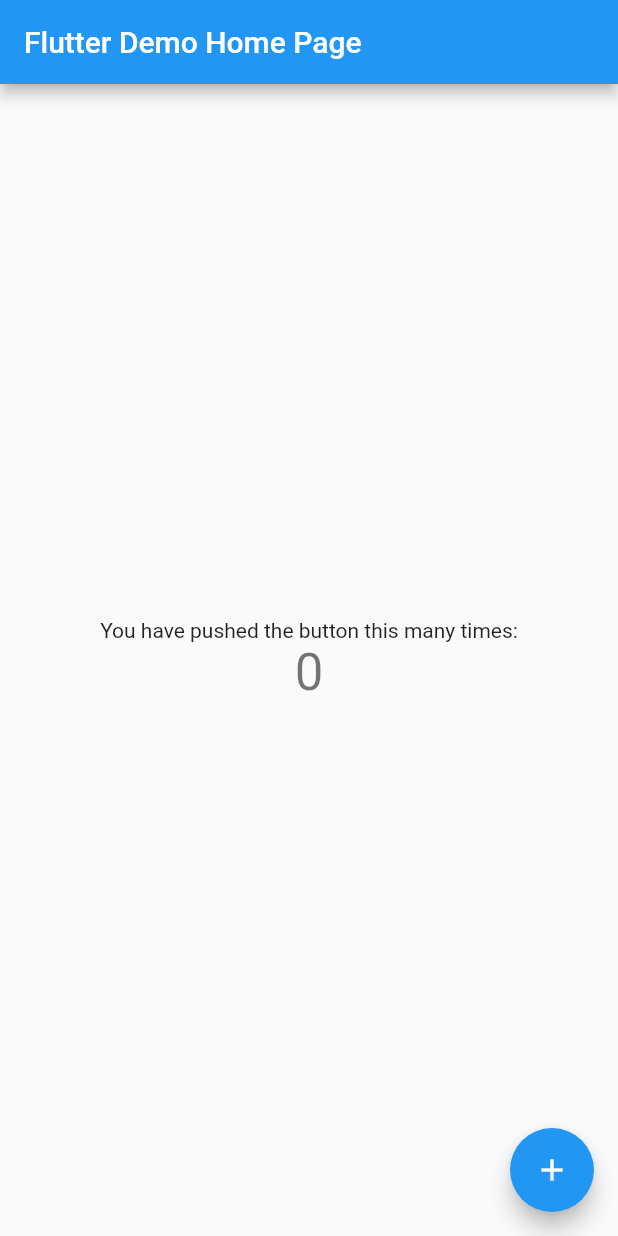
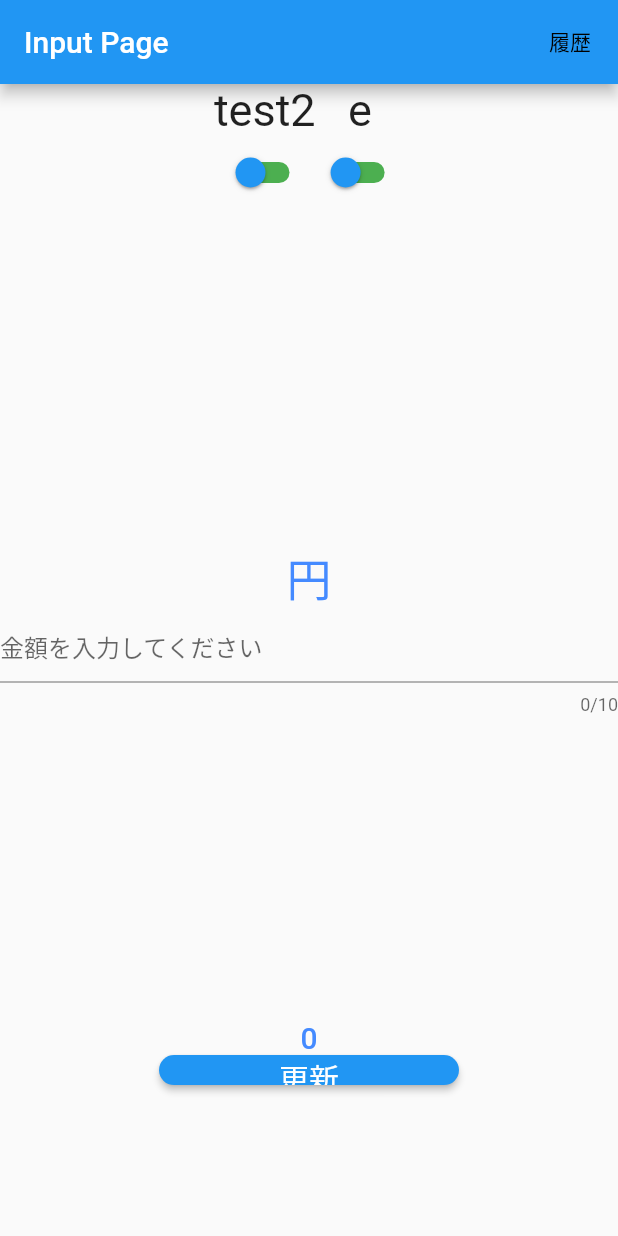
Before and after one commit to yudai1102jp/kakeibo, a Flutter app: the screen it shows after launch, on a phone screen of 412 x 824 dp. Run offline on Flutter 3.47's test engine with Material 2 defaults, Android fonts, the phone set to English and light mode, and no system bars; missing offline and left inert: dart:js.

Commit message:
create inputpage

```diff
--- a/lib/main.dart
+++ b/lib/main.dart
@@ -1,115 +1,30 @@
+import 'dart:js';
+
 import 'package:flutter/material.dart';
+import './ui/input/input.dart';
+import './ui/history/history.dart';
+// import 'package:flutter/material.dart';
+// import 'package:flutter/rendering.dart';
+// import 'package:flutter/services.dart';
 
 void main() {
+  // debugPaintSizeEnabled = true;
   runApp(const MyApp());
 }
 
 class MyApp extends StatelessWidget {
   const MyApp({Key? key}) : super(key: key);
 
-  // This widget is the root of your application.
   @override
-  Widget build(BuildContext context) {
+  Widget build(BuildContext constext) {
     return MaterialApp(
-      title: 'Flutter Demo',
-      theme: ThemeData(
-        // This is the theme of your application.
-        //
-        // Try running your application with "flutter run". You'll see the
-        // application has a blue toolbar. Then, without quitting the app, try
-        // changing the primarySwatch below to Colors.green and then invoke
-        // "hot reload" (press "r" in the console where you ran "flutter run",
-        // or simply save your changes to "hot reload" in a Flutter IDE).
-        // Notice that the counter didn't reset back to zero; the application
-        // is not restarted.
-        primarySwatch: Colors.blue,
-      ),
-      home: const MyHomePage(title: 'Flutter Demo Home Page'),
+      // title: 'Startup Name Generator',
+      initialRoute: '/',
+      routes: {
+        '/': (context) => InputPage(),
+        '/h': (context) => HistoryPage(),
+        'test': (context) => MyStatelessWidget(),
+      },
     );
   }
 }
-
-class MyHomePage extends StatefulWidget {
-  const MyHomePage({Key? key, required this.title}) : super(key: key);
-
-  // This widget is the home page of your application. It is stateful, meaning
-  // that it has a State object (defined below) that contains fields that affect
-  // how it looks.
-
-  // This class is the configuration for the state. It holds the values (in this
-  // case the title) provided by the parent (in this case the App widget) and
-  // used by the build method of the State. Fields in a Widget subclass are
-  // always marked "final".
-
-  final String title;
-
-  @override
-  State<MyHomePage> createState() => _MyHomePageState();
-}
-
-class _MyHomePageState extends State<MyHomePage> {
-  int _counter = 0;
-
-  void _incrementCounter() {
-    setState(() {
-      // This call to setState tells the Flutter framework that something has
-      // changed in this State, which causes it to rerun the build method below
-      // so that the display can reflect the updated values. If we changed
-      // _counter without calling setState(), then the build method would not be
-      // called again, and so nothing would appear to happen.
-      _counter++;
-    });
-  }
-
-  @override
-  Widget build(BuildContext context) {
-    // This method is rerun every time setState is called, for instance as done
-    // by the _incrementCounter method above.
-    //
-    // The Flutter framework has been optimized to make rerunning build methods
-    // fast, so that you can just rebuild anything that needs updating rather
-    // than having to individually change instances of widgets.
-    return Scaffold(
-      appBar: AppBar(
-        // Here we take the value from the MyHomePage object that was created by
-        // the App.build method, and use it to set our appbar title.
-        title: Text(widget.title),
-      ),
-      body: Center(
-        // Center is a layout widget. It takes a single child and positions it
-        // in the middle of the parent.
-        child: Column(
-          // Column is also a layout widget. It takes a list of children and
-          // arranges them vertically. By default, it sizes itself to fit its
-          // children horizontally, and tries to be as tall as its parent.
-          //
-          // Invoke "debug painting" (press "p" in the console, choose the
-          // "Toggle Debug Paint" action from the Flutter Inspector in Android
-          // Studio, or the "Toggle Debug Paint" command in Visual Studio Code)
-          // to see the wireframe for each widget.
-          //
-          // Column has various properties to control how it sizes itself and
-          // how it positions its children. Here we use mainAxisAlignment to
-          // center the children vertically; the main axis here is the vertical
-          // axis because Columns are vertical (the cross axis would be
-          // horizontal).
-          mainAxisAlignment: MainAxisAlignment.center,
-          children: <Widget>[
-            const Text(
-              'You have pushed the button this many times:',
-            ),
-            Text(
-              '$_counter',
-              style: Theme.of(context).textTheme.headline4,
-            ),
-          ],
-        ),
-      ),
-      floatingActionButton: FloatingActionButton(
-        onPressed: _incrementCounter,
-        tooltip: 'Increment',
-        child: const Icon(Icons.add),
-      ), // This trailing comma makes auto-formatting nicer for build methods.
-    );
-  }
-}
--- /dev/null
+++ b/lib/ui/input/input.dart
@@ -0,0 +1,63 @@
+import 'package:flutter/material.dart';
+import 'package:flutter/rendering.dart';
+import 'parts/inputnum.dart';
+import 'parts/switch.dart';
+import 'parts/decidebutton.dart';
+
+// ignore: camel_case_types
+class InputPage extends StatelessWidget {
+  const InputPage({Key? key}) : super(key: key);
+
+  @override
+  Widget build(BuildContext context) {
+    return Scaffold(
+      appBar: AppBar(
+        title: const Text('Input Page'),
+        actions: <Widget>[
+          TextButton(
+            onPressed: () {
+              // （1） 指定した画面に遷移する
+              Navigator.pushNamed(context, '/h');
+            },
+            style: TextButton.styleFrom(
+              primary: Colors.black,
+            ),
+            child: const Text('履歴'),
+          ),
+          // IconButton(
+          //   onPressed: () {},
+          //   icon: Icon(Icons.more_vert),
+          // ),
+        ],
+      ),
+      // body: const InputPage()),
+      body: Container(
+        padding: const EdgeInsets.all(0),
+        child: Column(
+          children: [
+            // titleSection,
+            Expanded(
+              child: Row(
+                mainAxisAlignment: MainAxisAlignment.center,
+                children: [
+                  ChangeForm(str: 'test2'),
+                  ChangeForm(str: 'e'),
+                  /*2*/
+                ],
+              ),
+              flex: 2,
+            ),
+            const Expanded(
+              child: InputNum(),
+              flex: 2,
+            ),
+            Expanded(
+              child: DecideButton(),
+              flex: 1,
+            ),
+          ],
+        ),
+      ),
+    );
+  }
+}
--- /dev/null
+++ b/lib/ui/input/parts/decidebutton.dart
@@ -0,0 +1,52 @@
+import 'package:flutter/material.dart';
+import 'package:flutter/rendering.dart';
+import 'package:flutter/services.dart';
+
+class DecideButton extends StatefulWidget {
+  @override
+  _DecideButtonState createState() => _DecideButtonState();
+}
+
+class _DecideButtonState extends State<DecideButton> {
+  int _count = 0;
+  void _handlePressed() {
+    setState(() {
+      _count += 1;
+    });
+
+    // （1） 指定した画面に遷移する
+    Navigator.pushNamed(context, '/h');
+  }
+
+  Widget build(BuildContext context) {
+    return Container(
+        padding: const EdgeInsets.all(10.0),
+        child: Column(
+          children: <Widget>[
+            Text(
+              "$_count",
+              style: TextStyle(
+                  color: Colors.blueAccent,
+                  fontSize: 20.0,
+                  fontWeight: FontWeight.w500),
+            ),
+            SizedBox(
+              width: 200,
+              height: 20,
+              child: ElevatedButton(
+                child: const Text(
+                  '更新',
+                  style: TextStyle(color: Colors.white, fontSize: 20.0),
+                ),
+                style: ElevatedButton.styleFrom(
+                  primary: Colors.blue,
+                  onPrimary: Colors.black,
+                  shape: const StadiumBorder(),
+                ),
+                onPressed: _handlePressed,
+              ),
+            )
+          ],
+        ));
+  }
+}
--- /dev/null
+++ b/lib/ui/input/parts/inputnum.dart
@@ -0,0 +1,55 @@
+import 'package:flutter/material.dart';
+import 'package:flutter/rendering.dart';
+import 'package:flutter/services.dart';
+
+class InputNum extends StatefulWidget {
+  const InputNum({Key? key}) : super(key: key);
+  @override
+  _Input_numState createState() => _Input_numState();
+}
+
+// ignore: camel_case_types
+class _Input_numState extends State<InputNum> {
+  String _text = '';
+  void _handleText(String e) {
+    setState(() {
+      _text = e;
+    });
+  }
+
+  Widget build(BuildContext context) {
+    var textStyle = const TextStyle(
+      color: Colors.blueAccent,
+      fontSize: 30.0,
+      fontWeight: FontWeight.w500,
+    );
+    var textField = TextField(
+      enabled: true,
+      maxLength: 10,
+      // ignore: deprecated_member_use
+      maxLengthEnforced: false,
+      style: const TextStyle(color: Colors.black),
+      obscureText: false,
+      decoration: const InputDecoration(
+        hintText: '金額を入力してください',
+      ),
+      inputFormatters: <TextInputFormatter>[
+        FilteringTextInputFormatter.digitsOnly,
+      ],
+
+      maxLines: 1,
+      onChanged: _handleText,
+    );
+    return Container(
+        padding: const EdgeInsets.all(0.0),
+        child: Column(
+          children: <Widget>[
+            Text(
+              "$_text円",
+              style: textStyle,
+            ),
+            textField
+          ],
+        ));
+  }
+}
--- /dev/null
+++ b/lib/ui/input/parts/switch.dart
@@ -0,0 +1,39 @@
+import 'package:flutter/material.dart';
+import 'package:flutter/rendering.dart';
+import 'package:flutter/services.dart';
+
+class ChangeForm extends StatefulWidget {
+  final String str;
+  ChangeForm({required this.str});
+  @override
+  _ChangeFormState createState() => _ChangeFormState();
+}
+
+class _ChangeFormState extends State<ChangeForm> {
+  bool _active = false;
+
+  void _changeSwitch(bool e) => setState(() => _active = e);
+
+  Widget build(BuildContext context) {
+    return Container(
+        padding: const EdgeInsets.all(0.0),
+        child: Column(
+          children: <Widget>[
+            Center(
+              child: Text(
+                widget.str,
+                style: TextStyle(fontSize: 30),
+              ),
+            ),
+            new Switch(
+              value: _active,
+              activeColor: Colors.orange,
+              activeTrackColor: Colors.red,
+              inactiveThumbColor: Colors.blue,
+              inactiveTrackColor: Colors.green,
+              onChanged: _changeSwitch,
+            )
+          ],
+        ));
+  }
+}
--- a/pubspec.yaml
+++ b/pubspec.yaml
@@ -34,6 +34,7 @@
   # The following adds the Cupertino Icons font to your application.
   # Use with the CupertinoIcons class for iOS style icons.
   cupertino_icons: ^1.0.2
+  english_words: ^4.0.0
 
 dev_dependencies:
   flutter_test:
```
Also changed, not shown: lib/ui/history/history.dart (added, +149 -0 lines), pubspec.lock.
